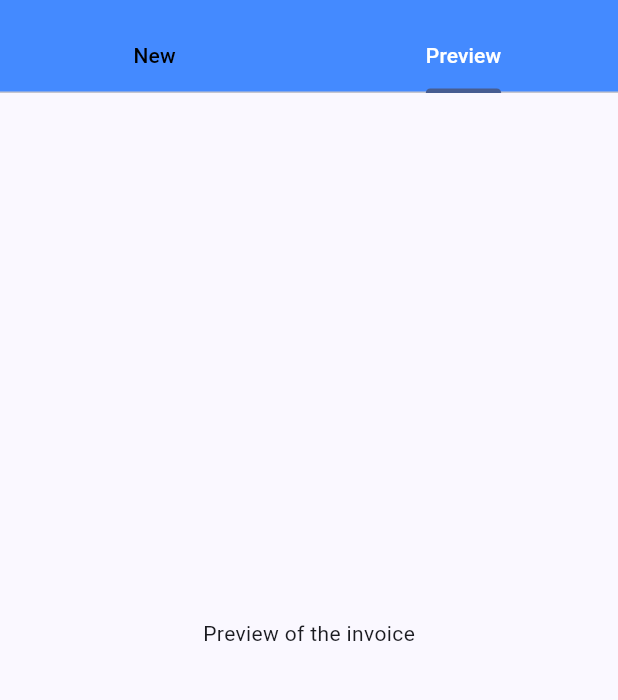
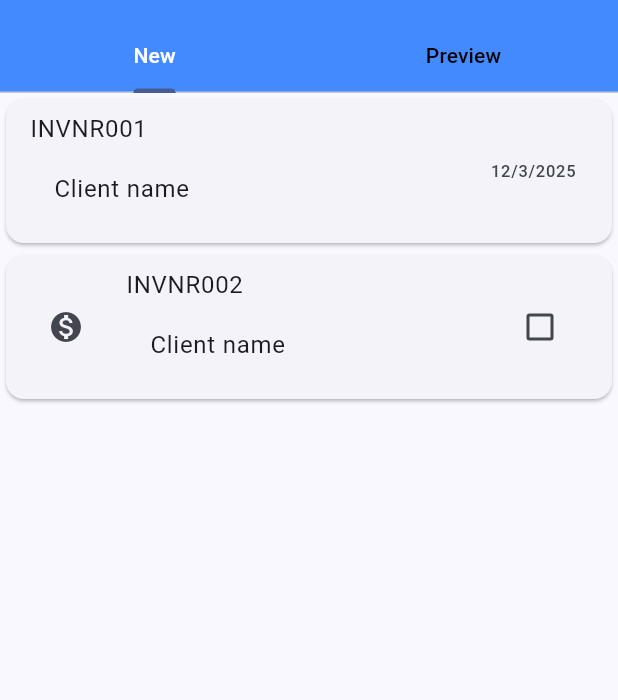
Before and after one commit to TJaskowski/InvoiceMobileApp, a Flutter app: the InvoicesView screen opened by its route, after a tap on the "add" icon, on a phone screen of 412 x 824 dp, the part 63-763 px from its top. Run offline on Flutter 3.47's test engine with Material 3 defaults, Android fonts, the phone set to English and light mode, and no system bars.

Commit message:
some listTiles added in newInvoice widget

```diff
--- a/lib/views/invoices/add_invoice.dart
+++ b/lib/views/invoices/add_invoice.dart
@@ -1,6 +1,7 @@
 // ignore_for_file: prefer_const_constructors
 
 import 'package:flutter/material.dart';
+import 'package:invoice_app_flutter/widgets/new_invoice.dart';
 
 class AddInvoice extends StatelessWidget {
   const AddInvoice({super.key});
@@ -8,7 +9,7 @@ class AddInvoice extends StatelessWidget {
   @override
   Widget build(BuildContext context) {
     return DefaultTabController(
-      initialIndex: 1,
+      initialIndex: 0,
       length: 2,
       child: Scaffold(
         appBar: AppBar(
@@ -26,7 +27,7 @@ class AddInvoice extends StatelessWidget {
         ),
         body: TabBarView(children:
           [
-            Center(child: Text('Create a new invoice here')),
+            NewInvoice(),
             Center(child: Text('Preview of the invoice')),
           ],
         ),));
--- a/lib/views/invoices/invoices.dart
+++ b/lib/views/invoices/invoices.dart
@@ -9,7 +9,7 @@ class InvoicesView extends StatelessWidget {
   @override
   Widget build(BuildContext context) {
     return  DefaultTabController(
-      initialIndex: 1,
+      initialIndex: 0,
       length: 3,
       child: Scaffold(
         appBar: AppBar(
--- /dev/null
+++ b/lib/widgets/new_invoice.dart
@@ -0,0 +1,53 @@
+// ignore_for_file: prefer_const_literals_to_create_immutables, prefer_const_constructors
+
+import 'package:flutter/material.dart';
+
+class NewInvoice extends StatelessWidget {
+  const NewInvoice({super.key});
+
+  @override
+  Widget build(BuildContext context) {
+    return ListView(
+      children: [
+        Card(
+          child: ListTile(
+            title: Text('INVNR001'),
+            subtitle: ListTile(
+              title: Text('Client name'),
+              onTap: () {
+                print('Client name clicked');
+              },
+            ),
+            trailing: Text("${DateTime.now().day}/${DateTime.now().month}/${DateTime.now().year}"),
+            onTap: () {
+              print('Whole tile clicked');
+            },
+          ),
+        ),
+        Card(
+          child: ListTile(
+            leading: IconButton(
+              icon: Icon(Icons.monetization_on),
+              onPressed: () {
+                print('Money icon clicked');
+              },
+            ),
+            title: Text('INVNR002'),
+            subtitle: ListTile(
+              title: Text('Client name'),
+              onTap: () {
+                print('Client name clicked');
+              },
+            ),
+            trailing: Checkbox(value: false, onChanged: (value) {value = true;
+              print('Checkbox clicked');
+            }),
+            onTap: () {
+              print('Whole tile clicked');
+            },
+          ),
+        )
+      ],
+    );
+  }
+}
```
